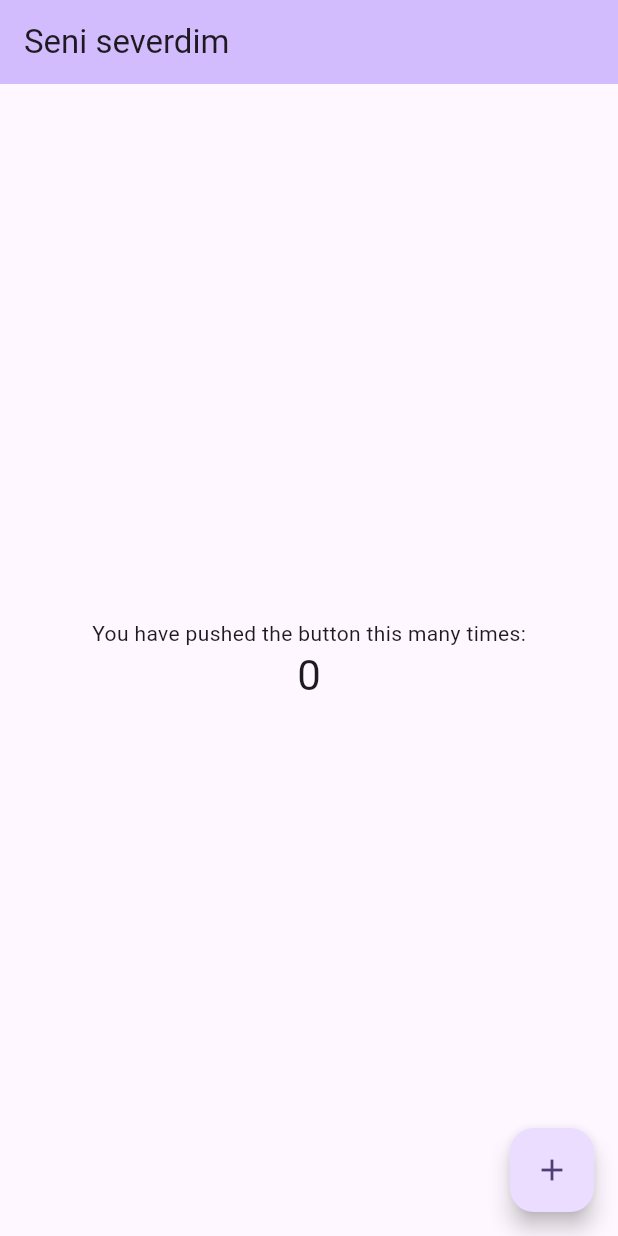
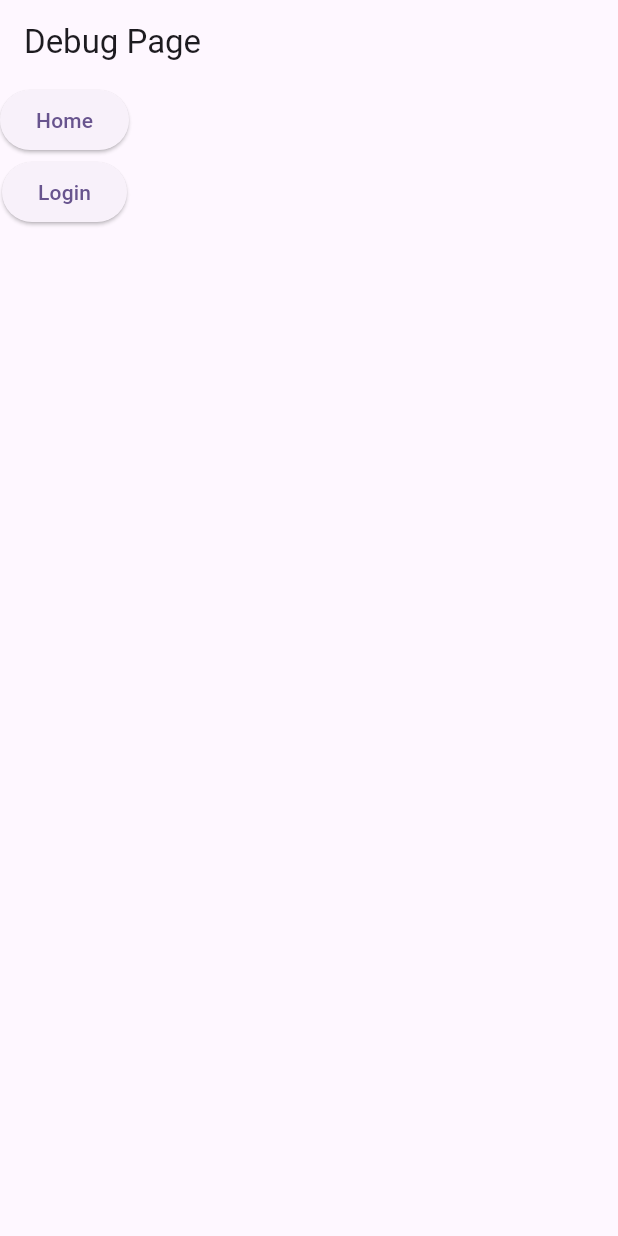
Before and after one commit to berkemremert/yesilsepet, a Flutter app: the screen it shows after launch, on a phone screen of 412 x 824 dp. Run offline on Flutter 3.47's test engine with Material 3 defaults, Android fonts, the phone set to English and light mode, and no system bars.

Commit message:
Debug Page Added

```diff
--- /dev/null
+++ b/lib/debug.dart
@@ -0,0 +1,39 @@
+import 'package:flutter/material.dart';
+import 'package:yesilsepet/main.dart';
+
+class DebugPage extends StatelessWidget {
+  @override
+  Widget build(BuildContext context) {
+    return Scaffold(
+      appBar: AppBar(
+        title: Text('Debug Page'),
+      ),
+      body: Column(
+        children: [
+          ElevatedButton(
+            onPressed: () {
+              Navigator.push(
+                context,
+                MaterialPageRoute(
+                  builder: (context) => MyHomePage(title: "bok",),
+                ),
+              );
+            },
+            child: Text('Home'),
+          ),
+          ElevatedButton(
+            onPressed: () {
+              Navigator.push(
+                context,
+                MaterialPageRoute(
+                  builder: (context) => MyHomePage(title: "bok",),
+                ),
+              );
+            },
+            child: Text('Login'),
+          ),
+        ],
+      ),
+    );
+  }
+}
--- a/lib/main.dart
+++ b/lib/main.dart
@@ -1,4 +1,6 @@
 import 'package:flutter/material.dart';
+
+import 'debug.dart';
 
 void main() {
   runApp(const MyApp());
@@ -31,7 +33,7 @@ class MyApp extends StatelessWidget {
         colorScheme: ColorScheme.fromSeed(seedColor: Colors.deepPurple),
         useMaterial3: true,
       ),
-      home: const MyHomePage(title: 'Seni severdim'),
+      home: DebugPage(),
     );
   }
 }
```
Also changed, not shown: pubspec.lock.
